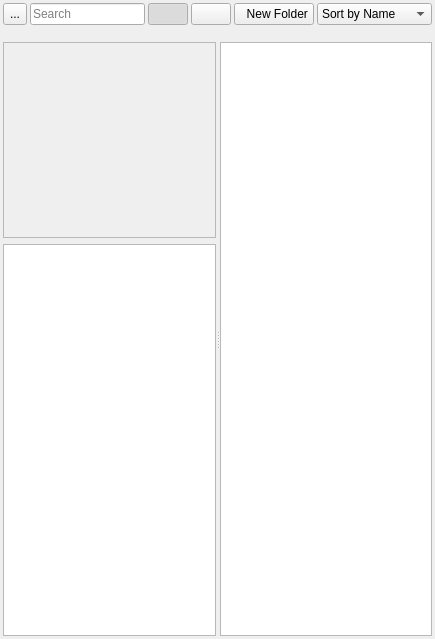
First picture: the form in src/Editor/ResourceBrowser/CResourceBrowser.ui, repository AxioDL/PrimeWorldEditor, before the edit.
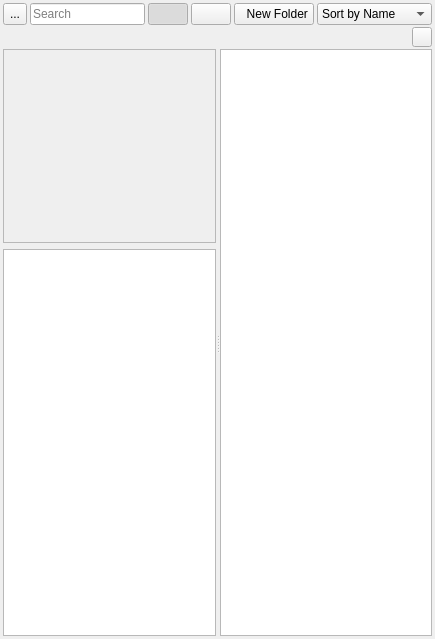
Second picture: the form after the edit. Icons and pictures are not drawn. Custom widgets are drawn as their Qt base class.

```diff
--- a/src/Editor/ResourceBrowser/CResourceBrowser.ui
+++ b/src/Editor/ResourceBrowser/CResourceBrowser.ui
@@ -180,6 +180,8 @@
     </layout>
    </item>
    <item>
+    <layout class="QHBoxLayout" name="horizontalLayout" stretch="1,0">
+     <item>
     <widget class="QLabel" name="TableDescriptionLabel">
      <property name="sizePolicy">
       <sizepolicy hsizetype="Preferred" vsizetype="Minimum">
@@ -198,6 +200,25 @@
     </widget>
    </item>
    <item>
+      <widget class="QPushButton" name="ClearButton">
+       <property name="maximumSize">
+        <size>
+         <width>20</width>
+         <height>20</height>
+        </size>
+       </property>
+       <property name="text">
+        <string/>
+       </property>
+       <property name="icon">
+        <iconset resource="../Icons.qrc">
+         <normaloff>:/icons/X_16px.png</normaloff>:/icons/X_16px.png</iconset>
+       </property>
+      </widget>
+     </item>
+    </layout>
+   </item>
+   <item>
     <widget class="QSplitter" name="splitter">
      <property name="orientation">
       <enum>Qt::Horizontal</enum>
@@ -227,7 +248,7 @@
             <x>0</x>
             <y>0</y>
             <width>209</width>
-            <height>190</height>
+            <height>187</height>
            </rect>
           </property>
          </widget>
```
Lines whose indentation alone changed are shown as unchanged.
